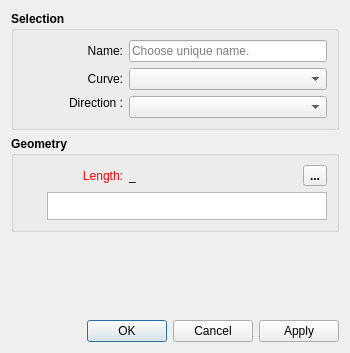
Qt form src/libs/vtools/dialogs/tools/dialogcutspline.ui (FashionFreedom/Seamly2D) before a commit.
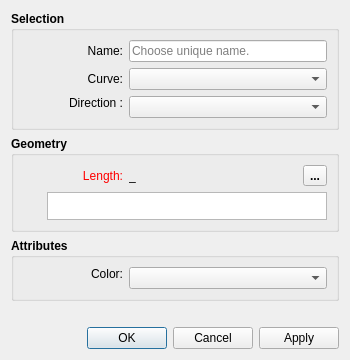
The same form after that commit. Icons and pictures are not drawn. Custom widgets are drawn as their Qt base class.

Commit message: add color attribute to point-on tools

What changed in the file:
```diff
--- a/src/libs/vtools/dialogs/tools/dialogcutspline.ui
+++ b/src/libs/vtools/dialogs/tools/dialogcutspline.ui
@@ -7,7 +7,7 @@
     <x>0</x>
     <y>0</y>
     <width>350</width>
-    <height>353</height>
+    <height>360</height>
    </rect>
   </property>
   <property name="minimumSize">
@@ -414,6 +414,90 @@
      </layout>
     </widget>
    </item>
+   <item>
+    <widget class="QGroupBox" name="attributes_GroupBox_2">
+     <property name="minimumSize">
+      <size>
+       <width>240</width>
+       <height>0</height>
+      </size>
+     </property>
+     <property name="font">
+      <font>
+       <pointsize>9</pointsize>
+       <bold>true</bold>
+      </font>
+     </property>
+     <property name="title">
+      <string>Attributes</string>
+     </property>
+     <layout class="QVBoxLayout" name="verticalLayout_4">
+      <item>
+       <layout class="QFormLayout" name="formLayout_2">
+        <property name="labelAlignment">
+         <set>Qt::AlignRight|Qt::AlignTrailing|Qt::AlignVCenter</set>
+        </property>
+        <item row="0" column="0">
+         <widget class="QLabel" name="lineColor_Label">
+          <property name="sizePolicy">
+           <sizepolicy hsizetype="MinimumExpanding" vsizetype="Fixed">
+            <horstretch>0</horstretch>
+            <verstretch>0</verstretch>
+           </sizepolicy>
+          </property>
+          <property name="minimumSize">
+           <size>
+            <width>100</width>
+            <height>0</height>
+           </size>
+          </property>
+          <property name="maximumSize">
+           <size>
+            <width>16777215</width>
+            <height>16777215</height>
+           </size>
+          </property>
+          <property name="font">
+           <font>
+            <pointsize>9</pointsize>
+            <bold>false</bold>
+           </font>
+          </property>
+          <property name="text">
+           <string>Color:</string>
+          </property>
+          <property name="alignment">
+           <set>Qt::AlignRight|Qt::AlignTrailing|Qt::AlignVCenter</set>
+          </property>
+         </widget>
+        </item>
+        <item row="0" column="1">
+         <widget class="ColorComboBox" name="lineColor_ComboBox">
+          <property name="sizePolicy">
+           <sizepolicy hsizetype="Expanding" vsizetype="Fixed">
+            <horstretch>0</horstretch>
+            <verstretch>0</verstretch>
+           </sizepolicy>
+          </property>
+          <property name="minimumSize">
+           <size>
+            <width>80</width>
+            <height>0</height>
+           </size>
+          </property>
+          <property name="font">
+           <font>
+            <pointsize>9</pointsize>
+            <bold>false</bold>
+           </font>
+          </property>
+         </widget>
+        </item>
+       </layout>
+      </item>
+     </layout>
+    </widget>
+   </item>
    <item>
     <spacer name="verticalSpacer">
      <property name="orientation">
@@ -439,6 +523,13 @@
    </item>
   </layout>
  </widget>
+ <customwidgets>
+  <customwidget>
+   <class>ColorComboBox</class>
+   <extends>QComboBox</extends>
+   <header location="global">color_combobox.h</header>
+  </customwidget>
+ </customwidgets>
  <tabstops>
   <tabstop>plainTextEditFormula</tabstop>
   <tabstop>comboBoxSpline</tabstop>
```
Left out of the diff: 3 changed lines with no effect on the pictures. The commit also changes 19 other files.
